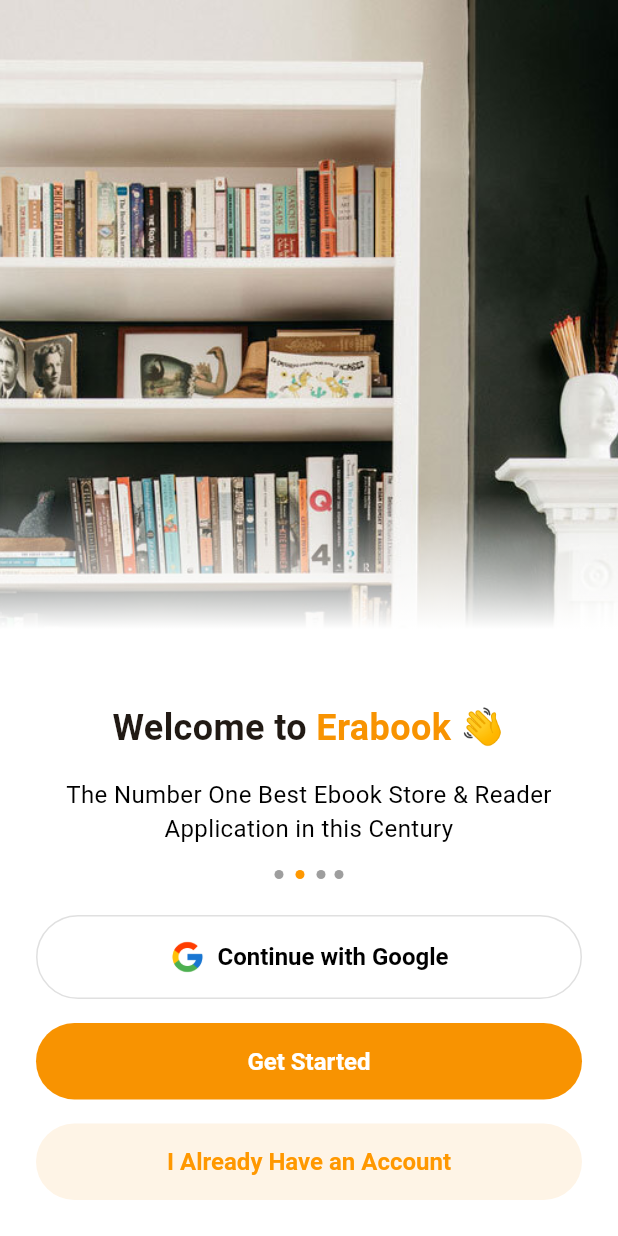
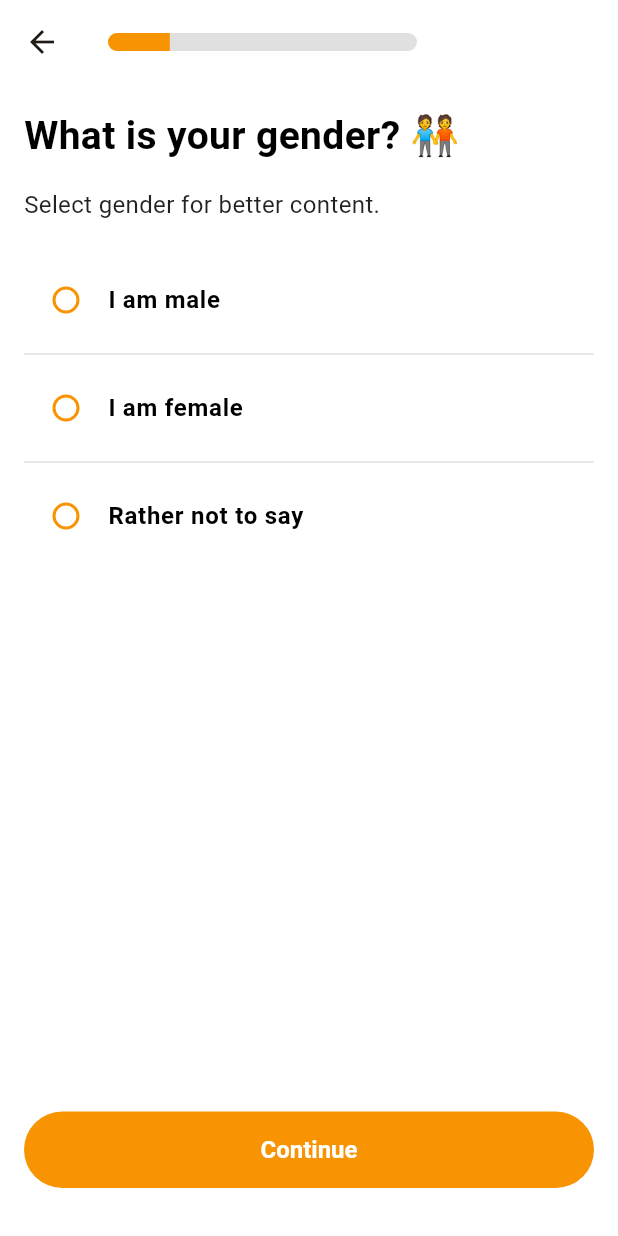
Before and after one commit to mostafizemon/E-Book-UI-Challange, a Flutter app: the screen it shows after launch, after a tap on "Get Started", on a phone screen of 412 x 824 dp. Run offline on Flutter 3.47's test engine with Material 3 defaults, Android fonts, the phone set to English and light mode, and no system bars; our stand-ins replace country_picker, flutter_spinkit, image_picker, pinput.

Commit message:
signup ui

```diff
--- a/lib/app/app_theme_data.dart
+++ b/lib/app/app_theme_data.dart
@@ -21,10 +21,7 @@
         ),
       ),
       inputDecorationTheme: InputDecorationTheme(
-        hintStyle: TextStyle(
-          color: Colors.grey,
-          fontWeight: FontWeight.w400,
-        ),
+        hintStyle: TextStyle(color: Colors.grey, fontWeight: FontWeight.w400),
         border: UnderlineInputBorder(
           borderSide: BorderSide(color: AppColors.themeColor),
         ),
@@ -37,10 +34,18 @@
       ),
 
       checkboxTheme: CheckboxThemeData(
-        shape: RoundedRectangleBorder(
-          borderRadius: BorderRadius.circular(4),
-        ),
-      )
+        shape: RoundedRectangleBorder(borderRadius: BorderRadius.circular(4)),
+      ),
+
+      radioTheme: RadioThemeData(
+        fillColor: MaterialStateProperty.resolveWith<Color>((states) {
+          if (states.contains(MaterialState.selected)) {
+            return AppColors.themeColor;
+          }
+          return AppColors.themeColor;
+        }),
+        visualDensity: VisualDensity(horizontal: -4, vertical: -4),
+      ),
     );
   }
 
--- /dev/null
+++ b/lib/common/widgets/custom_linear_progress_indicator.dart
@@ -0,0 +1,33 @@
+import 'package:flutter/material.dart';
+
+import '../../app/app_colors.dart';
+
+class CustomLinearProgressIndicator extends StatelessWidget {
+  const CustomLinearProgressIndicator({super.key,required this.currentstep});
+
+  final int currentstep;
+
+  @override
+  Widget build(BuildContext context) {
+    int totalsteps=5;
+    double progress = currentstep / totalsteps;
+    return Column(
+      mainAxisAlignment: MainAxisAlignment.center,
+      children: [
+        // SizedBox(height: 8),
+        ClipRRect(
+          borderRadius: BorderRadius.circular(8), // Set corner radius
+          child: SizedBox(
+            height: 12,
+            width: MediaQuery.of(context).size.width * 0.5, // Increase height
+            child: LinearProgressIndicator(
+              value: progress,
+              backgroundColor: Colors.grey[300],
+              valueColor: AlwaysStoppedAnimation(AppColors.themeColor),
+            ),
+          ),
+        ),
+      ],
+    );
+  }
+}
--- /dev/null
+++ b/lib/data/book_generes.dart
@@ -0,0 +1,6 @@
+const List<String> bookGenres = [
+  "Romance", "Fantasy", "Sci-Fi", "Horror", "Mystery", "Thriller",
+  "Psychology", "Inspiration", "Comedy", "Action", "Adventure",
+  "Comics", "Children’s", "Art & Photography", "Food & Drink",
+  "Biography", "Science & Technology", "Guide / How-to", "Travel"
+];
--- /dev/null
+++ b/lib/screens/gender_selection_screen/gender_selection_screen.dart
@@ -0,0 +1,77 @@
+import 'package:flutter/material.dart';
+import 'package:ui_challange/common/widgets/auth_title_subtitle.dart';
+import 'package:ui_challange/common/widgets/input_title.dart';
+import 'package:ui_challange/screens/age_selection_screen/age_selection_screen.dart';
+import '../../common/widgets/custom_linear_progress_indicator.dart';
+
+class GenderSelectionScreen extends StatefulWidget {
+  const GenderSelectionScreen({super.key});
+
+  @override
+  State<GenderSelectionScreen> createState() => _GenderSelectionScreenState();
+}
+
+class _GenderSelectionScreenState extends State<GenderSelectionScreen> {
+  String? _selectedGender;
+  @override
+  Widget build(BuildContext context) {
+    return Scaffold(
+      appBar: AppBar(
+        elevation: 0,
+        backgroundColor: Colors.white,
+        title: CustomLinearProgressIndicator(currentstep: 1),
+      ),
+      body: Padding(
+        padding: const EdgeInsets.all(16.0),
+        child: Column(
+          crossAxisAlignment: CrossAxisAlignment.start,
+          children: [
+            AuthTitleSubtitle(
+              title: "What is your gender? 🧑‍🤝‍🧑",
+              description: "Select gender for better content.",
+            ),
+            SizedBox(height: 24),
+            RadioListTile<String>(
+              title: InputTitle(title: "I am male"),
+              value: "male",
+              groupValue: _selectedGender,
+              onChanged: (value) {
+                setState(() {
+                  _selectedGender = value;
+                });
+              },
+            ),
+            Divider(color: Colors.black12),
+            RadioListTile<String>(
+              title: InputTitle(title: "I am female"),
+              value: "female",
+              groupValue: _selectedGender,
+              onChanged: (value) {
+                setState(() {
+                  _selectedGender = value;
+                });
+              },
+            ),
+            Divider(color: Colors.black12),
+            RadioListTile<String>(
+              title: InputTitle(title: "Rather not to say"),
+              value: "prefer_not_say",
+              groupValue: _selectedGender,
+              onChanged: (value) {
+                setState(() {
+                  _selectedGender = value;
+                });
+              },
+            ),
+
+            Spacer(),
+            ElevatedButton(onPressed: () {
+              Navigator.push(context, MaterialPageRoute(builder: (context)=>AgeSelectionScreen()));
+            }, child: Text("Continue")),
+            SizedBox(height: 16),
+          ],
+        ),
+      ),
+    );
+  }
+}
--- a/lib/screens/welcome_screen/welcome_screen.dart
+++ b/lib/screens/welcome_screen/welcome_screen.dart
@@ -1,4 +1,5 @@
 import 'package:flutter/material.dart';
+import 'package:ui_challange/screens/gender_selection_screen/gender_selection_screen.dart';
 import 'package:ui_challange/screens/signin_screen/signin_screen.dart';
 import 'package:ui_challange/screens/welcome_screen/widgets/blur_effect.dart';
 import 'package:ui_challange/screens/welcome_screen/widgets/welcome_text.dart';
@@ -75,11 +76,24 @@
                   ),
 
                   SizedBox(height: 16),
-                  ElevatedButton(onPressed: () {}, child: Text("Get Started")),
+                  ElevatedButton(
+                    onPressed: () {
+                      Navigator.push(
+                        context,
+                        MaterialPageRoute(
+                          builder: (context) => GenderSelectionScreen(),
+                        ),
+                      );
+                    },
+                    child: Text("Get Started"),
+                  ),
                   SizedBox(height: 16),
                   ElevatedButton(
                     onPressed: () {
-                      Navigator.push(context, MaterialPageRoute(builder: (context)=>SigninScreen()));
+                      Navigator.push(
+                        context,
+                        MaterialPageRoute(builder: (context) => SigninScreen()),
+                      );
                     },
                     style: ButtonStyle(
                       backgroundColor: MaterialStateProperty.all<Color>(
--- a/pubspec.yaml
+++ b/pubspec.yaml
@@ -36,6 +36,9 @@
   cupertino_icons: ^1.0.8
   flutter_spinkit: ^5.2.1
   pinput: ^5.0.1
+  image_picker: ^1.1.2
+  intl: ^0.20.2
+  country_picker: ^2.0.27
 
 dev_dependencies:
   flutter_test:
```
Also changed, not shown: lib/data/age_ranges.dart (added, +10 -0 lines), lib/screens/age_selection_screen/age_selection_screen.dart (added, +95 -0 lines), lib/screens/book_genre_selection_screen/book_genre_selection_screen.dart (added, +119 -0 lines), lib/screens/complete_profile_screen/complete_profile_screen.dart (added, +146 -0 lines), lib/screens/complete_profile_screen/widgets/profile_image_picker.dart (added, +38 -0 lines), lib/screens/create_account_screen/create_account_screen.dart (added, +17 -0 lines), lib/screens/signin_screen/signin_screen.dart (+0 -19 lines), assets/images/profile_pic.png (added), pubspec.lock, 6 other files.
